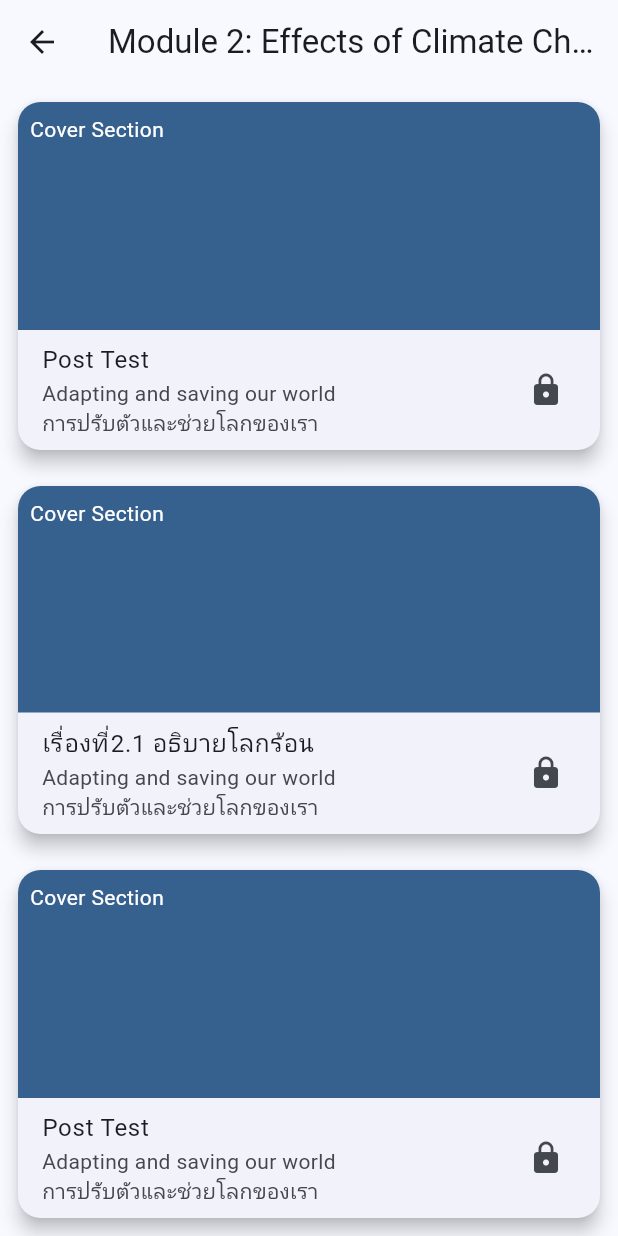
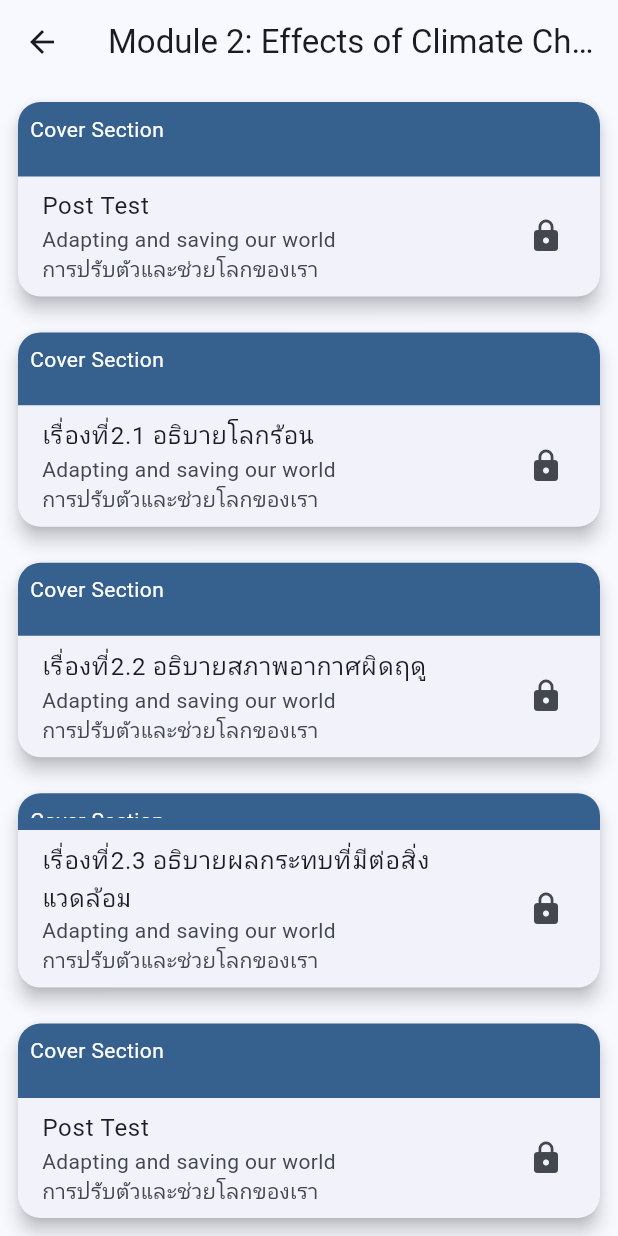
Before and after one commit to HugeKC01/flutter_studyclimatechange, a Flutter app: the Module2Screen screen opened directly, on a phone screen of 412 x 824 dp. Run offline on Flutter 3.47's test engine with Material 3 defaults, Android fonts, the phone set to English and light mode, and no system bars.

Commit message:
ทำหน้า module2 หัวเรื่องที่2.1 2.2 และ 2.3 -- พร้อมใส่cardเป็นทางเข้าในm2_main ในโปรแกรมขณะนี้ยังไม่ได้ใส่รูป

```diff
--- a/lib/learningpage/module2/m2_main.dart
+++ b/lib/learningpage/module2/m2_main.dart
@@ -1,5 +1,7 @@
 import 'package:flutter/material.dart';
-import 'm2_learn2_p1.dart'; // ตรวจสอบว่าได้ import ไฟล์นี้แล้ว
+import 'm2_learn2_p1.dart';
+import 'm2_learn2_p2.dart';
+import 'm2_learn2_p3.dart';
 
 class Module2Screen extends StatelessWidget {
   const Module2Screen({super.key});
@@ -117,6 +119,122 @@ class Module2Screen extends StatelessWidget {
               ),
             ),
 
+            // ยศ เพื่มcardหัวเรื่องที่2.2
+            Expanded(
+              child: Padding(
+                padding: const EdgeInsets.all(8.0),
+                child: Card(
+                  shape: RoundedRectangleBorder(
+                    borderRadius: BorderRadius.circular(15.0),
+                  ),
+                  elevation: 5.0,
+                  child: Column(
+                    children: <Widget>[
+                      Expanded(
+                        child: GestureDetector(
+                          onTap: () {
+                            Navigator.push(
+                              context,
+                              MaterialPageRoute(
+                                builder: (context) => m2_learn2_p2(),
+                              ),
+                            );
+                          },
+                          child: Container(
+                            width: double.infinity,
+                            decoration: BoxDecoration(
+                              color: Theme.of(context).colorScheme.primary,
+                              borderRadius: BorderRadius.vertical(
+                                top: Radius.circular(15.0),
+                              ),
+                            ),
+                            padding: const EdgeInsets.all(8.0),
+                            child: Text(
+                              'Cover Section',
+                              style: TextStyle(color: Colors.white),
+                            ),
+                          ),
+                        ),
+                      ),
+                      Align(
+                        alignment: Alignment.bottomCenter,
+                        child: ListTile(
+                          title: Text('เรื่องที่2.2 อธิบายสภาพอากาศผิดฤดู'),
+                          subtitle: Column(
+                            crossAxisAlignment: CrossAxisAlignment.start,
+                            children: [
+                              Text('Adapting and saving our world'),
+                              Text('การปรับตัวและช่วยโลกของเรา'),
+                            ],
+                          ),
+                          trailing: Icon(Icons.lock),
+                        ),
+                      ),
+                    ],
+                  ),
+                ),
+              ),
+            ),
+
+            // ยศ เพื่มcardหัวเรื่องที่2.3
+            Expanded(
+              child: Padding(
+                padding: const EdgeInsets.all(8.0),
+                child: Card(
+                  shape: RoundedRectangleBorder(
+                    borderRadius: BorderRadius.circular(15.0),
+                  ),
+                  elevation: 5.0,
+                  child: Column(
+                    children: <Widget>[
+                      Expanded(
+                        child: GestureDetector(
+                          onTap: () {
+                            Navigator.push(
+                              context,
+                              MaterialPageRoute(
+                                builder: (context) => m2_learn2_p3(),
+                              ),
+                            );
+                          },
+                          child: Container(
+                            width: double.infinity,
+                            decoration: BoxDecoration(
+                              color: Theme.of(context).colorScheme.primary,
+                              borderRadius: BorderRadius.vertical(
+                                top: Radius.circular(15.0),
+                              ),
+                            ),
+                            padding: const EdgeInsets.all(8.0),
+                            child: Text(
+                              'Cover Section',
+                              style: TextStyle(color: Colors.white),
+                            ),
+                          ),
+                        ),
+                      ),
+                      Align(
+                        alignment: Alignment.bottomCenter,
+                        child: ListTile(
+                          title: Text(
+                            'เรื่องที่2.3 อธิบายผลกระทบที่มีต่อสิ่งแวดล้อม',
+                          ),
+                          subtitle: Column(
+                            crossAxisAlignment: CrossAxisAlignment.start,
+                            children: [
+                              Text('Adapting and saving our world'),
+                              Text('การปรับตัวและช่วยโลกของเรา'),
+                            ],
+                          ),
+                          trailing: Icon(Icons.lock),
+                        ),
+                      ),
+                    ],
+                  ),
+                ),
+              ),
+            ),
+
             Expanded(
               child: Padding(
                 padding: const EdgeInsets.all(8.0),
```
Also changed, not shown: lib/learningpage/module2/m2_learn2_p2.dart (added, +191 -0 lines), lib/learningpage/module2/m2_learn2_p3.dart (added, +191 -0 lines).
